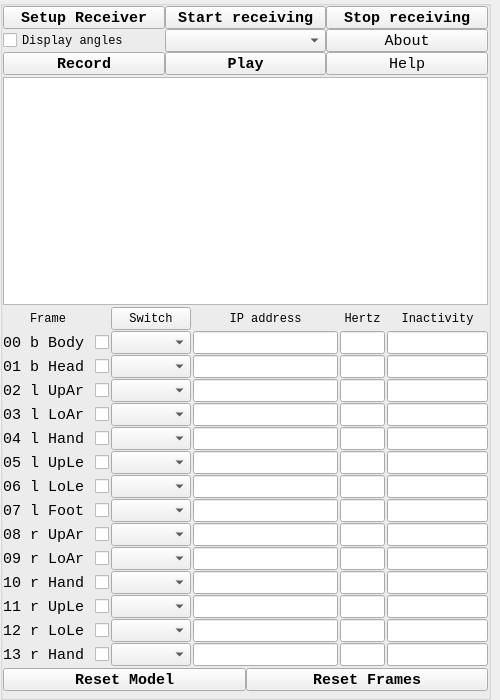
wearablesLab14/human_cognition, file ui/window_receiver.ui: the form before one commit.
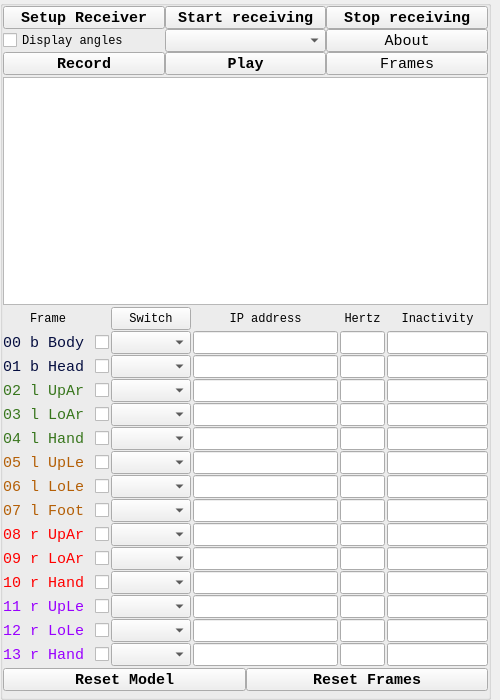
The form after the commit. Icons and pictures are not drawn.

Patch:
```diff
--- a/ui/window_receiver.ui
+++ b/ui/window_receiver.ui
@@ -237,6 +237,14 @@
              <height>23</height>
             </size>
            </property>
+           <property name="font">
+            <font>
+             <family>Liberation Mono</family>
+            </font>
+           </property>
+           <property name="styleSheet">
+            <string notr="true">QLabel{color : rgb(56, 118, 29); font: 11pt &quot;Liberation Mono&quot;; }</string>
+           </property>
            <property name="text">
             <string>04 l Hand</string>
            </property>
@@ -256,6 +264,18 @@
              <height>23</height>
             </size>
            </property>
+           <property name="font">
+            <font>
+             <family>Liberation Mono</family>
+             <pointsize>11</pointsize>
+             <weight>50</weight>
+             <italic>false</italic>
+             <bold>false</bold>
+            </font>
+           </property>
+           <property name="styleSheet">
+            <string notr="true">QLabel{color : rgb(180, 95, 6); font: 11pt &quot;Liberation Mono&quot;;}</string>
+           </property>
            <property name="text">
             <string>06 l LoLe</string>
            </property>
@@ -291,6 +311,9 @@
              <height>23</height>
             </size>
            </property>
+           <property name="styleSheet">
+            <string notr="true">QLabel{color : rgb(153, 0, 255); font: 11pt &quot;Liberation Mono&quot;;}</string>
+           </property>
            <property name="text">
             <string>13 r Hand</string>
            </property>
@@ -310,6 +333,19 @@
              <height>23</height>
             </size>
            </property>
+           <property name="font">
+            <font>
+             <family>Liberation Mono</family>
+             <pointsize>11</pointsize>
+             <weight>50</weight>
+             <italic>false</italic>
+             <bold>false</bold>
+            </font>
+           </property>
+           <property name="styleSheet">
+            <string notr="true">QLabel{color : rgb(255, 0, 0); font: 11pt &quot;Liberation Mono&quot;;}
+</string>
+           </property>
            <property name="text">
             <string>08 r UpAr</string>
            </property>
@@ -342,6 +378,16 @@
              <height>23</height>
             </size>
            </property>
+           <property name="font">
+            <font>
+             <family>Liberation Mono</family>
+            </font>
+           </property>
+           <property name="styleSheet">
+            <string notr="true">QLabel{color : rgb(56, 118, 29); font: 11pt &quot;Liberation Mono&quot;; }
+
+</string>
+           </property>
            <property name="text">
             <string>02 l UpAr</string>
            </property>
@@ -518,9 +564,17 @@
            </property>
            <property name="font">
             <font>
+             <family>Liberation Mono</family>
              <pointsize>11</pointsize>
+             <weight>50</weight>
+             <italic>false</italic>
+             <bold>false</bold>
             </font>
            </property>
+           <property name="styleSheet">
+            <string notr="true">QLabel{color : rgb(5, 14, 64); font: 11pt &quot;Liberation Mono&quot;;}
+</string>
+           </property>
            <property name="text">
             <string>00 b Body</string>
            </property>
@@ -590,6 +644,9 @@
              <height>23</height>
             </size>
            </property>
+           <property name="styleSheet">
+            <string notr="true">QLabel{color : rgb(5, 14, 64); font: 11pt &quot;Liberation Mono&quot;;}</string>
+           </property>
            <property name="text">
             <string>01 b Head</string>
            </property>
@@ -675,6 +732,19 @@
              <height>23</height>
             </size>
            </property>
+           <property name="font">
+            <font>
+             <family>Liberation Mono</family>
+             <pointsize>11</pointsize>
+             <weight>50</weight>
+             <italic>false</italic>
+             <bold>false</bold>
+            </font>
+           </property>
+           <property name="styleSheet">
+            <string notr="true">QLabel{color : rgb(180, 95, 6); font: 11pt &quot;Liberation Mono&quot;;}
+</string>
+           </property>
            <property name="text">
             <string>05 l UpLe</string>
            </property>
@@ -897,6 +967,10 @@
              <height>23</height>
             </size>
            </property>
+           <property name="styleSheet">
+            <string notr="true">QLabel{color : rgb(153, 0, 255); font: 11pt &quot;Liberation Mono&quot;;}
+</string>
+           </property>
            <property name="text">
             <string>11 r UpLe</string>
            </property>
@@ -1016,6 +1090,14 @@
              <height>23</height>
             </size>
            </property>
+           <property name="font">
+            <font>
+             <family>Liberation Mono</family>
+            </font>
+           </property>
+           <property name="styleSheet">
+            <string notr="true">QLabel{color : rgb(56, 118, 29); font: 11pt &quot;Liberation Mono&quot;; }</string>
+           </property>
            <property name="text">
             <string>03 l LoAr</string>
            </property>
@@ -1035,6 +1117,9 @@
              <height>23</height>
             </size>
            </property>
+           <property name="styleSheet">
+            <string notr="true">QLabel{color : rgb(255, 0, 0); font: 11pt &quot;Liberation Mono&quot;;}</string>
+           </property>
            <property name="text">
             <string>10 r Hand</string>
            </property>
@@ -1104,6 +1189,18 @@
              <height>23</height>
             </size>
            </property>
+           <property name="font">
+            <font>
+             <family>Liberation Mono</family>
+             <pointsize>11</pointsize>
+             <weight>50</weight>
+             <italic>false</italic>
+             <bold>false</bold>
+            </font>
+           </property>
+           <property name="styleSheet">
+            <string notr="true">QLabel{color : rgb(180, 95, 6); font: 11pt &quot;Liberation Mono&quot;;}</string>
+           </property>
            <property name="text">
             <string>07 l Foot</string>
            </property>
@@ -1190,6 +1287,9 @@
              <height>23</height>
             </size>
            </property>
+           <property name="styleSheet">
+            <string notr="true">QLabel{color : rgb(255, 0, 0); font: 11pt &quot;Liberation Mono&quot;;}</string>
+           </property>
            <property name="text">
             <string>09 r LoAr</string>
            </property>
@@ -1375,6 +1475,9 @@
              <height>80</height>
             </size>
            </property>
+           <property name="styleSheet">
+            <string notr="true">QLabel{color : rgb(153, 0, 255); font: 11pt &quot;Liberation Mono&quot;;}</string>
+           </property>
            <property name="text">
             <string>12 r LoLe</string>
            </property>
@@ -2271,7 +2374,7 @@
             </font>
            </property>
            <property name="text">
-            <string>Help</string>
+            <string>Frames</string>
            </property>
           </widget>
          </item>
```
Left out of the diff: 133 changed lines with no effect on the pictures.
